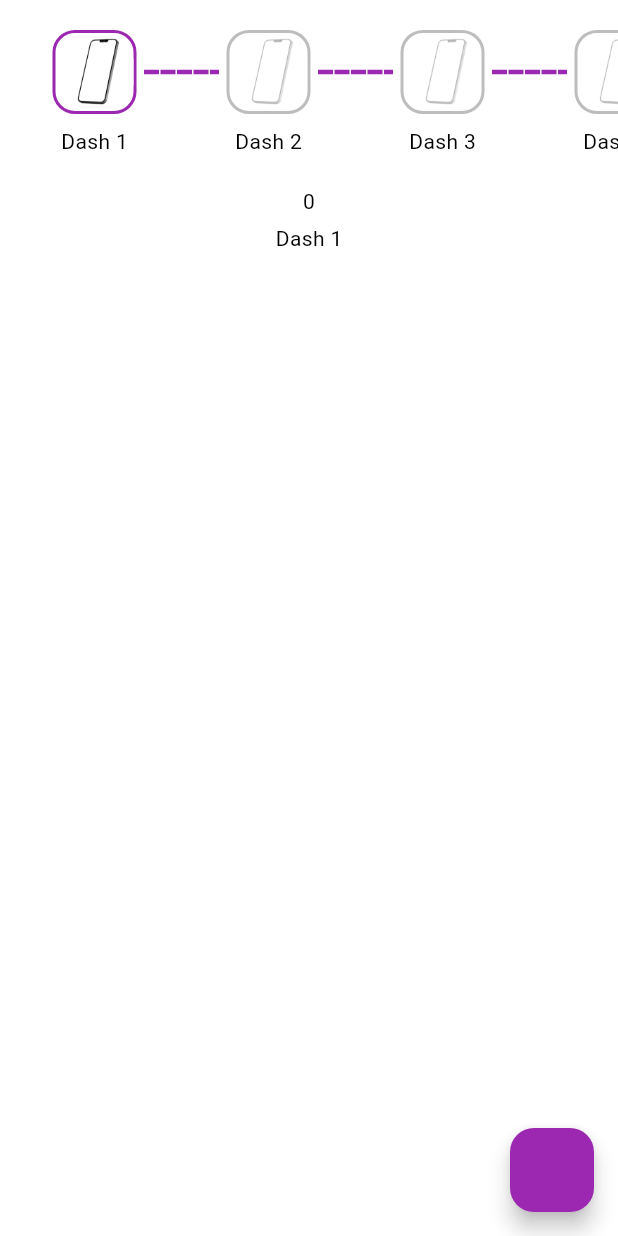
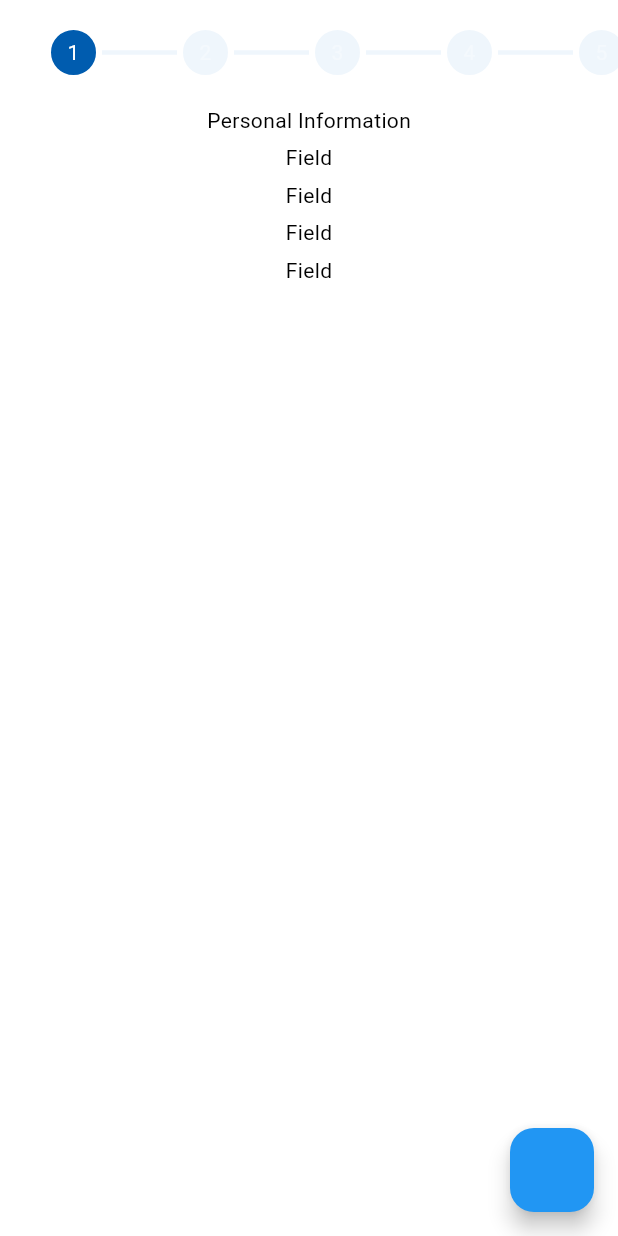
Before and after one commit to ArafatHussain99/custom_stepper, a Flutter app: the screen it shows after launch, on a phone screen of 412 x 824 dp. Run offline on Flutter 3.47's test engine with Material 3 defaults, Android fonts, the phone set to English and light mode, and no system bars; drawn by our look-alikes of easy_stepper.

Commit message:
[Update]: UI update

```diff
--- a/lib/main.dart
+++ b/lib/main.dart
@@ -20,13 +20,6 @@ class _MyAppState extends State<MyApp> {
   int upperBound = 5;
   double progress = 0.2;
   Set<int> reachedSteps = <int>{0, 2, 4, 5};
-  final dashImages = [
-    'https://i.pinimg.com/originals/0c/64/c9/0c64c92d97cf2c5f4ce1be7b81537d55.png',
-    'https://freepngimg.com/save/85245-smartphone-mobile-accessories-phone-plus-iphone/868x1740',
-    'https://img.lovepik.com/element/40177/3459.png_1200.png',
-    'https://assets.stickpng.com/thumbs/61d4a0b38b51e20004664d44.png',
-    'https://img.lovepik.com/free-png/20211215/lovepik-smartphone-model-png-image_401660433_wh1200.png',
-  ];
 
   void increaseProgress() {
     if (progress < 1) {
@@ -45,7 +38,7 @@ class _MyAppState extends State<MyApp> {
         scaffoldBackgroundColor: Colors.white,
         primarySwatch: Colors.purple,
         colorScheme: ColorScheme.fromSwatch(
-          primarySwatch: Colors.purple,
+          primarySwatch: Colors.blue,
           accentColor: Colors.deepOrange,
           backgroundColor: Colors.white,
         ),
@@ -56,28 +49,34 @@ class _MyAppState extends State<MyApp> {
             child: Column(
               children: [
                 EasyStepper(
+
                   activeStep: activeStep,
                   lineStyle: const LineStyle(
+                    defaultLineColor: Color(0xffEFF6FC),
+                    activeLineColor: Color(0xffEFF6FC),
+                    finishedLineColor: Color(0xff74ABDC),
                     lineLength: 50,
                     lineType: LineType.normal,
                     lineThickness: 3,
-                    lineSpace: 1,
+                    lineSpace: 0,
                     lineWidth: 10,
-                    unreachedLineType: LineType.dashed,
+                    unreachedLineType: LineType.normal,
                   ),
-                  stepShape: StepShape.rRectangle,
+                  stepShape: StepShape.circle,
                   stepBorderRadius: 15,
                   borderThickness: 2,
-                  internalPadding: 10,
                   padding: const EdgeInsetsDirectional.symmetric(
                     horizontal: 30,
                     vertical: 20,
                   ),
-                  stepRadius: 28,
-                  finishedStepBorderColor: Colors.deepOrange,
-                  finishedStepTextColor: Colors.deepOrange,
-                  finishedStepBackgroundColor: Colors.deepOrange,
-                  activeStepIconColor: Colors.deepOrange,
+                  stepRadius: 15,
+                  finishedStepTextColor: Colors.white,
+                  finishedStepBackgroundColor: const Color(0xff74ABDC),
+                  unreachedStepBackgroundColor: const Color(0xffEFF6FC),
+                  unreachedStepBorderType: BorderType.normal,
+                  unreachedStepBorderColor: const Color(0xffEFF6FC),
+                  activeStepBackgroundColor: const Color(0xff005CAF),
+                  activeStepBorderColor: const Color(0xff005CAF),
                   showLoadingAnimation: false,
                   steps: [
                     EasyStep(
@@ -85,12 +84,8 @@ class _MyAppState extends State<MyApp> {
                         borderRadius: BorderRadius.circular(15),
                         child: Opacity(
                           opacity: activeStep >= 0 ? 1 : 0.3,
-                          child: Image.asset('assets/1.png'),
+                          child: const Text('1', style: TextStyle(color: Colors.white),),
                         ),
-                      ),
-                      customTitle: const Text(
-                        'Dash 1',
-                        textAlign: TextAlign.center,
                       ),
                     ),
                     EasyStep(
@@ -98,12 +93,8 @@ class _MyAppState extends State<MyApp> {
                         borderRadius: BorderRadius.circular(15),
                         child: Opacity(
                           opacity: activeStep >= 1 ? 1 : 0.3,
-                          child: Image.asset('assets/2.png'),
+                          child: const Text('2', style: TextStyle(color: Colors.white),),
                         ),
-                      ),
-                      customTitle: const Text(
-                        'Dash 2',
-                        textAlign: TextAlign.center,
                       ),
                     ),
                     EasyStep(
@@ -111,12 +102,8 @@ class _MyAppState extends State<MyApp> {
                         borderRadius: BorderRadius.circular(15),
                         child: Opacity(
                           opacity: activeStep >= 2 ? 1 : 0.3,
-                          child: Image.asset('assets/3.png'),
+                          child:const Text('3', style: TextStyle(color: Colors.white),),
                         ),
-                      ),
-                      customTitle: const Text(
-                        'Dash 3',
-                        textAlign: TextAlign.center,
                       ),
                     ),
                     EasyStep(
@@ -124,12 +111,8 @@ class _MyAppState extends State<MyApp> {
                         borderRadius: BorderRadius.circular(15),
                         child: Opacity(
                           opacity: activeStep >= 3 ? 1 : 0.3,
-                          child: Image.asset('assets/4.png'),
+                          child: const Text('4', style: TextStyle(color: Colors.white),),
                         ),
-                      ),
-                      customTitle: const Text(
-                        'Dash 4',
-                        textAlign: TextAlign.center,
                       ),
                     ),
                     EasyStep(
@@ -137,12 +120,8 @@ class _MyAppState extends State<MyApp> {
                         borderRadius: BorderRadius.circular(15),
                         child: Opacity(
                           opacity: activeStep >= 4 ? 1 : 0.3,
-                          child: Image.asset('assets/5.png'),
+                          child: const Text('5', style: TextStyle(color: Colors.white),),
                         ),
-                      ),
-                      customTitle: const Text(
-                        'Dash 5',
-                        textAlign: TextAlign.center,
                       ),
                     ),
                   ],
@@ -151,11 +130,42 @@ class _MyAppState extends State<MyApp> {
                 SizedBox(
                   height: 200,
                   width: double.infinity,
-                  child: Column(
+                  child: activeStep==0?const  Column(
                     children: [
-                      Container(child: Text(activeStep.toString()),),
-                      const SizedBox(height: 5),
-                      Text('Dash ${activeStep + 1}')
+                      Text('Personal Information'),
+                       SizedBox(height: 5),
+                      Text('Field'),
+                        SizedBox(height: 5),
+                      Text('Field'),
+                        SizedBox(height: 5),
+                      Text('Field'),
+                        SizedBox(height: 5),
+                      Text('Field'),
+
+                    ],
+                  ): activeStep==1?const Column(
+                    children: [
+                      Text('Contact Information'),
+                       SizedBox(height: 5),
+                      Text('Text Field'),
+                        SizedBox(height: 5),
+                      Text('Number Field'),
+                        SizedBox(height: 5),
+                      Text('Field'),
+                        SizedBox(height: 5),
+                      Text('Field'),
+                    ],
+                  ):const Column(
+                    children: [
+                      Text('Payment Information'),
+                       SizedBox(height: 5),
+                      Text('Bank'),
+                        SizedBox(height: 5),
+                      Text('MFS'),
+                        SizedBox(height: 5),
+                      Text('Field'),
+                        SizedBox(height: 5),
+                      Text('Field'),
                     ],
                   ),
                 ),
```
